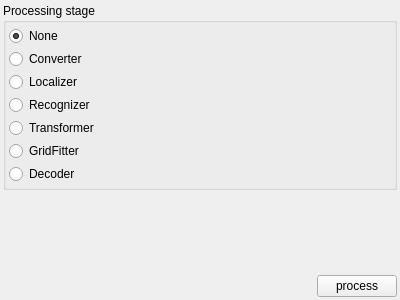
Above: ToolWidget.ui from BioroboticsLab/biotracker_beesbook before the change. Below: the same form after it.
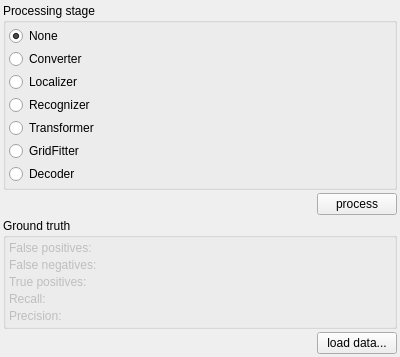
That is the form after the change.

Commit message: evaluate GroundTruth data (only localizer for now) in BeesBookImgAnalysisTracker

```diff
--- a/ToolWidget.ui
+++ b/ToolWidget.ui
@@ -7,7 +7,7 @@
     <x>0</x>
     <y>0</y>
     <width>400</width>
-    <height>300</height>
+    <height>352</height>
    </rect>
   </property>
   <property name="windowTitle">
@@ -105,6 +105,190 @@
      </layout>
     </widget>
    </item>
+   <item>
+    <layout class="QHBoxLayout" name="horizontalLayout">
+     <property name="spacing">
+      <number>3</number>
+     </property>
+     <item>
+      <spacer name="horizontalSpacer">
+       <property name="orientation">
+        <enum>Qt::Horizontal</enum>
+       </property>
+       <property name="sizeHint" stdset="0">
+        <size>
+         <width>40</width>
+         <height>20</height>
+        </size>
+       </property>
+      </spacer>
+     </item>
+     <item>
+      <widget class="QPushButton" name="processButton">
+       <property name="text">
+        <string>process</string>
+       </property>
+      </widget>
+     </item>
+    </layout>
+   </item>
+   <item>
+    <widget class="QGroupBox" name="groupBoxGroundTruth">
+     <property name="title">
+      <string>Ground truth</string>
+     </property>
+     <layout class="QFormLayout" name="formLayout">
+      <property name="fieldGrowthPolicy">
+       <enum>QFormLayout::AllNonFixedFieldsGrow</enum>
+      </property>
+      <property name="horizontalSpacing">
+       <number>3</number>
+      </property>
+      <property name="verticalSpacing">
+       <number>3</number>
+      </property>
+      <property name="leftMargin">
+       <number>3</number>
+      </property>
+      <property name="topMargin">
+       <number>3</number>
+      </property>
+      <property name="rightMargin">
+       <number>3</number>
+      </property>
+      <property name="bottomMargin">
+       <number>3</number>
+      </property>
+      <item row="0" column="0">
+       <widget class="QLabel" name="labelFalsePositives">
+        <property name="enabled">
+         <bool>false</bool>
+        </property>
+        <property name="text">
+         <string>False positives:</string>
+        </property>
+       </widget>
+      </item>
+      <item row="1" column="0">
+       <widget class="QLabel" name="labelFalseNegatives">
+        <property name="enabled">
+         <bool>false</bool>
+        </property>
+        <property name="text">
+         <string>False negatives:</string>
+        </property>
+       </widget>
+      </item>
+      <item row="0" column="1">
+       <widget class="QLabel" name="labelNumFalsePositives">
+        <property name="enabled">
+         <bool>false</bool>
+        </property>
+        <property name="text">
+         <string/>
+        </property>
+       </widget>
+      </item>
+      <item row="1" column="1">
+       <widget class="QLabel" name="labelNumFalseNegatives">
+        <property name="enabled">
+         <bool>false</bool>
+        </property>
+        <property name="text">
+         <string/>
+        </property>
+       </widget>
+      </item>
+      <item row="2" column="0">
+       <widget class="QLabel" name="labelTruePositives">
+        <property name="enabled">
+         <bool>false</bool>
+        </property>
+        <property name="text">
+         <string>True positives:</string>
+        </property>
+       </widget>
+      </item>
+      <item row="2" column="1">
+       <widget class="QLabel" name="labelNumTruePositives">
+        <property name="enabled">
+         <bool>false</bool>
+        </property>
+        <property name="text">
+         <string/>
+        </property>
+       </widget>
+      </item>
+      <item row="3" column="0">
+       <widget class="QLabel" name="labelRecall">
+        <property name="enabled">
+         <bool>false</bool>
+        </property>
+        <property name="text">
+         <string>Recall:</string>
+        </property>
+       </widget>
+      </item>
+      <item row="3" column="1">
+       <widget class="QLabel" name="labelNumRecall">
+        <property name="enabled">
+         <bool>false</bool>
+        </property>
+        <property name="text">
+         <string/>
+        </property>
+       </widget>
+      </item>
+      <item row="4" column="0">
+       <widget class="QLabel" name="labelPrecision">
+        <property name="enabled">
+         <bool>false</bool>
+        </property>
+        <property name="text">
+         <string>Precision:</string>
+        </property>
+       </widget>
+      </item>
+      <item row="4" column="1">
+       <widget class="QLabel" name="labelNumPrecision">
+        <property name="enabled">
+         <bool>false</bool>
+        </property>
+        <property name="text">
+         <string/>
+        </property>
+       </widget>
+      </item>
+     </layout>
+    </widget>
+   </item>
+   <item>
+    <layout class="QHBoxLayout" name="horizontalLayoutLoadGroundTruth">
+     <property name="spacing">
+      <number>3</number>
+     </property>
+     <item>
+      <spacer name="horizontalSpacer_2">
+       <property name="orientation">
+        <enum>Qt::Horizontal</enum>
+       </property>
+       <property name="sizeHint" stdset="0">
+        <size>
+         <width>40</width>
+         <height>20</height>
+        </size>
+       </property>
+      </spacer>
+     </item>
+     <item>
+      <widget class="QPushButton" name="pushButtonLoadGroundTruth">
+       <property name="text">
+        <string>load data...</string>
+       </property>
+      </widget>
+     </item>
+    </layout>
+   </item>
    <item>
     <spacer name="verticalSpacer">
      <property name="orientation">
@@ -118,33 +302,6 @@
      </property>
     </spacer>
    </item>
-   <item>
-    <layout class="QHBoxLayout" name="horizontalLayout">
-     <property name="spacing">
-      <number>3</number>
-     </property>
-     <item>
-      <spacer name="horizontalSpacer">
-       <property name="orientation">
-        <enum>Qt::Horizontal</enum>
-       </property>
-       <property name="sizeHint" stdset="0">
-        <size>
-         <width>40</width>
-         <height>20</height>
-        </size>
-       </property>
-      </spacer>
-     </item>
-     <item>
-      <widget class="QPushButton" name="processButton">
-       <property name="text">
-        <string>process</string>
-       </property>
-      </widget>
-     </item>
-    </layout>
-   </item>
   </layout>
  </widget>
  <resources/>
```
The commit also changes 2 other files.
